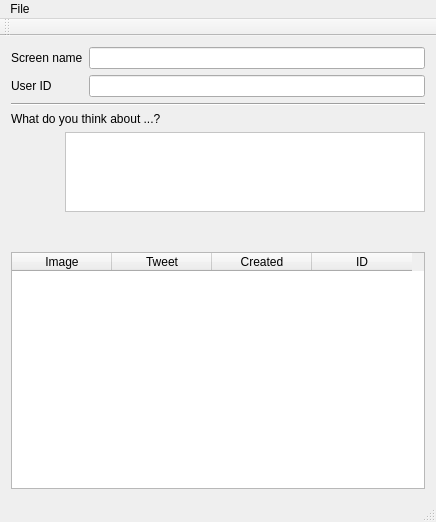
Above: mainwindow.ui from 607011/Twindicator before the change. Below: the same form after it.
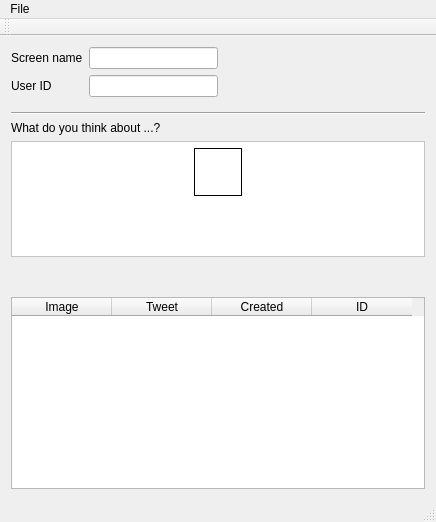
That is the form after the change. Icons and pictures are not drawn.

Commit message: Profile images get cached.

The edit to the form file:
```diff
--- a/mainwindow.ui
+++ b/mainwindow.ui
@@ -19,6 +19,11 @@
   <widget class="QWidget" name="centralWidget">
    <layout class="QVBoxLayout" name="verticalLayout">
     <item>
+     <layout class="QHBoxLayout" name="horizontalLayout_3">
+      <property name="bottomMargin">
+       <number>9</number>
+      </property>
+      <item>
      <layout class="QFormLayout" name="formLayout">
       <property name="bottomMargin">
        <number>0</number>
@@ -54,6 +59,21 @@
      </layout>
     </item>
     <item>
+       <spacer name="horizontalSpacer">
+        <property name="orientation">
+         <enum>Qt::Horizontal</enum>
+        </property>
+        <property name="sizeHint" stdset="0">
+         <size>
+          <width>40</width>
+          <height>20</height>
+         </size>
+        </property>
+       </spacer>
+      </item>
+     </layout>
+    </item>
+    <item>
      <widget class="Line" name="line">
       <property name="orientation">
        <enum>Qt::Horizontal</enum>
@@ -68,10 +88,46 @@
      </widget>
     </item>
     <item>
+     <widget class="QFrame" name="tweetFrame">
+      <property name="sizePolicy">
+       <sizepolicy hsizetype="Expanding" vsizetype="MinimumExpanding">
+        <horstretch>0</horstretch>
+        <verstretch>0</verstretch>
+       </sizepolicy>
+      </property>
+      <property name="minimumSize">
+       <size>
+        <width>320</width>
+        <height>80</height>
+       </size>
+      </property>
+      <property name="autoFillBackground">
+       <bool>false</bool>
+      </property>
+      <property name="styleSheet">
+       <string notr="true">background-color: white;</string>
+      </property>
+      <property name="frameShape">
+       <enum>QFrame::StyledPanel</enum>
+      </property>
+      <property name="frameShadow">
+       <enum>QFrame::Plain</enum>
+      </property>
      <layout class="QHBoxLayout" name="horizontalLayout_2">
+       <property name="leftMargin">
+        <number>6</number>
+       </property>
+       <property name="topMargin">
+        <number>6</number>
+       </property>
+       <property name="rightMargin">
+        <number>6</number>
+       </property>
       <property name="bottomMargin">
-       <number>0</number>
-      </property>
+        <number>6</number>
+       </property>
+       <item>
+        <layout class="QVBoxLayout" name="verticalLayout_2">
       <item>
        <widget class="QLabel" name="profileImageLabel">
         <property name="sizePolicy">
@@ -86,6 +142,15 @@
           <height>48</height>
          </size>
         </property>
+           <property name="autoFillBackground">
+            <bool>false</bool>
+           </property>
+           <property name="styleSheet">
+            <string notr="true">background-color: white</string>
+           </property>
+           <property name="frameShape">
+            <enum>QFrame::Box</enum>
+           </property>
         <property name="text">
          <string/>
         </property>
@@ -95,34 +160,25 @@
        </widget>
       </item>
       <item>
-       <widget class="QFrame" name="tweetFrame">
-        <property name="sizePolicy">
-         <sizepolicy hsizetype="Preferred" vsizetype="Minimum">
-          <horstretch>0</horstretch>
-          <verstretch>0</verstretch>
-         </sizepolicy>
-        </property>
-        <property name="minimumSize">
+          <spacer name="verticalSpacer">
+           <property name="orientation">
+            <enum>Qt::Vertical</enum>
+           </property>
+           <property name="sizeHint" stdset="0">
          <size>
-          <width>320</width>
-          <height>80</height>
-         </size>
-        </property>
-        <property name="autoFillBackground">
-         <bool>false</bool>
-        </property>
-        <property name="styleSheet">
-         <string notr="true">background-color: white;</string>
-        </property>
-        <property name="frameShape">
-         <enum>QFrame::StyledPanel</enum>
-        </property>
-        <property name="frameShadow">
-         <enum>QFrame::Plain</enum>
-        </property>
-       </widget>
-      </item>
-     </layout>
+             <width>20</width>
+             <height>40</height>
+            </size>
+           </property>
+          </spacer>
+         </item>
+        </layout>
+       </item>
+       <item>
+        <layout class="QHBoxLayout" name="tweetFrameLayout"/>
+       </item>
+      </layout>
+     </widget>
     </item>
     <item>
      <layout class="QHBoxLayout" name="horizontalLayout">
```
Lines whose indentation alone changed are shown as unchanged. The commit also changes 1 other file.
